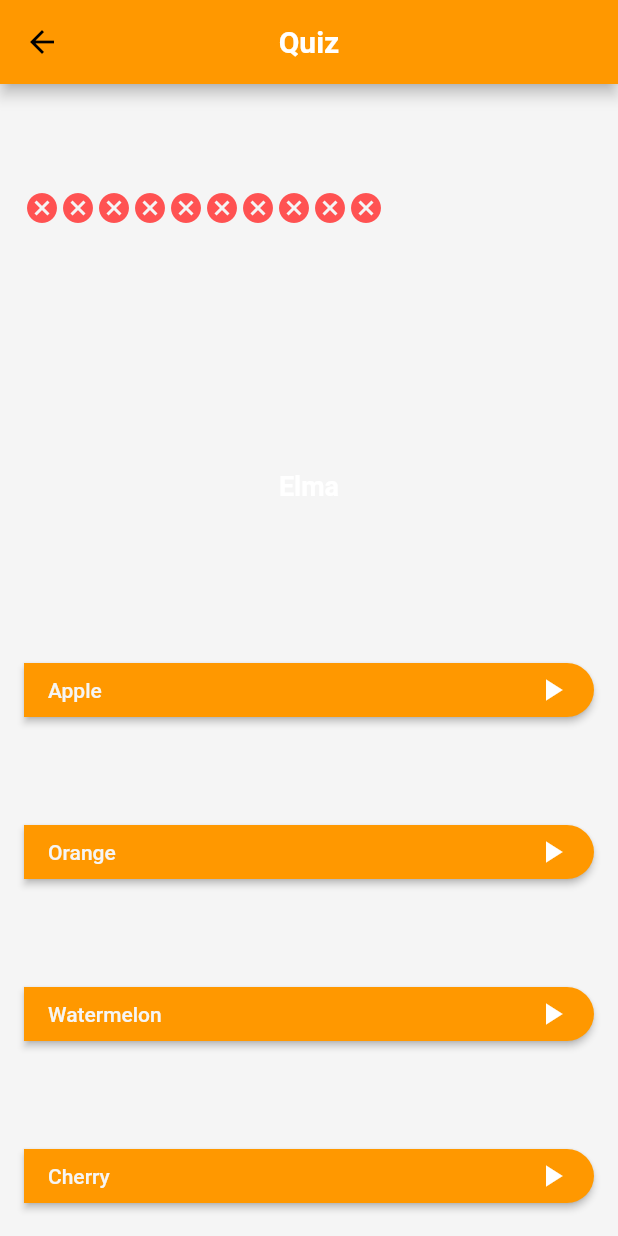
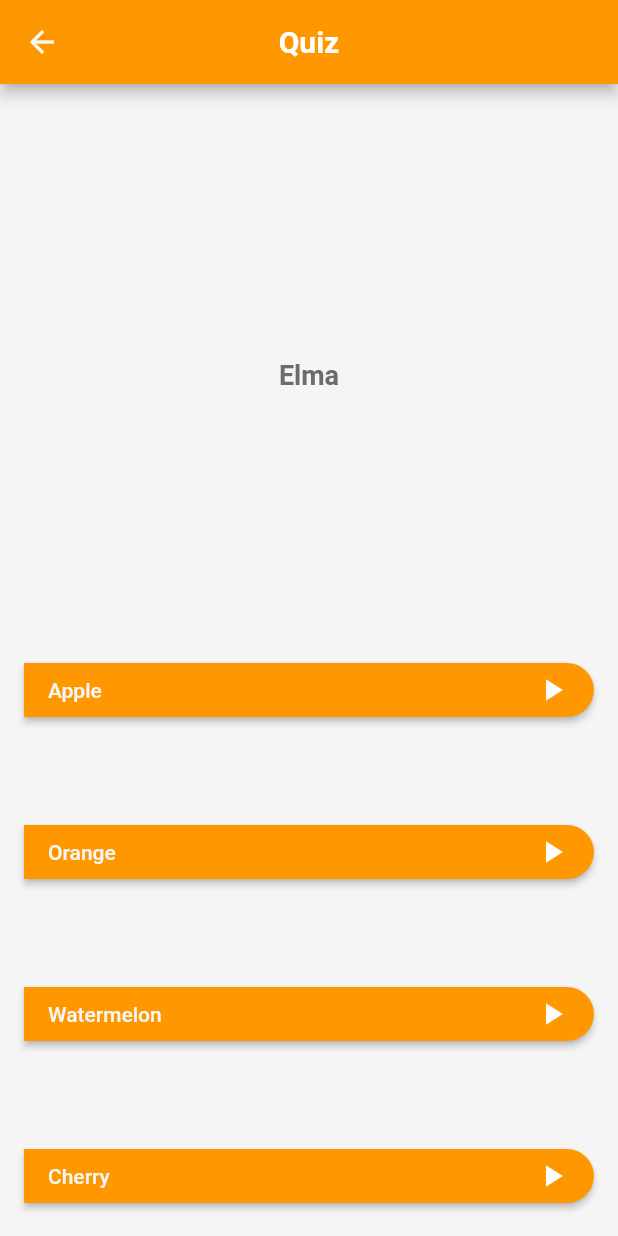
Before and after one commit to YasarKabacali/wordandmemory, a Flutter app: the QuizTestPage screen opened directly, on a phone screen of 412 x 824 dp. Run offline on Flutter 3.47's test engine with Material 2 defaults, Android fonts, the phone set to English and light mode, and no system bars; our stand-ins replace cloud_firestore, firebase_auth, flip_card, flutter_spinkit, flutter_swiper, fluttertoast and 2 more; accounts and stored records are empty.

Commit message:
tasarim yenilendi

```diff
--- a/lib/kullanilmayanlar/main_page.dart
+++ b/lib/kullanilmayanlar/main_page.dart
@@ -1,6 +1,6 @@
 import 'package:flutter/material.dart';
 import 'package:font_awesome_flutter/font_awesome_flutter.dart';
-import 'package:word_and_memory/components/reusableCard.dart';
+import 'package:word_and_memory/kullanilmayanlar/reusableCard.dart';
 import 'package:word_and_memory/screens/package_list_page.dart';
 import 'package:word_and_memory/screens/package_create_page.dart';
 import 'package:word_and_memory/utils/constants.dart';
--- a/lib/screens/package_list_page.dart
+++ b/lib/screens/package_list_page.dart
@@ -1,6 +1,5 @@
 import 'package:flutter/material.dart';
 import 'package:font_awesome_flutter/font_awesome_flutter.dart';
-import 'package:word_and_memory/components/customAppBar.dart';
 import 'package:word_and_memory/models/quiz_package.dart';
 import 'package:word_and_memory/screens/quiz_test_page.dart';
 import 'package:word_and_memory/utils/constants.dart';
@@ -63,7 +62,8 @@ class _ListPackagePageState extends State<ListPackagePage> {
       ),
       body: Column(
         children: <Widget>[
-          ListView.builder(
+          Expanded(
+            child: ListView.builder(
                 itemCount: quizPackages.length,
                 itemBuilder: (context, index) {
                   return Column(
@@ -94,6 +94,7 @@ class _ListPackagePageState extends State<ListPackagePage> {
                     ],
                   );
                 }),
+          ),
         ],
       ),
     );
--- a/lib/screens/quiz_test_page.dart
+++ b/lib/screens/quiz_test_page.dart
@@ -10,7 +10,7 @@ class QuizTestPage extends StatefulWidget {
 class _QuizTestPageState extends State<QuizTestPage> {
   List<Widget> list = [];
   void deneme() {
-    for (int i = 0; i < 10; i++) {
+    for (int i = 0; i < 15; i++) {
       list.add(Icon(
         Icons.cancel,
         color: Colors.redAccent,
@@ -23,6 +23,7 @@ class _QuizTestPageState extends State<QuizTestPage> {
     deneme();
     return Scaffold(
       appBar: AppBar(
+        iconTheme: IconThemeData(color: kScaffoldBackgroundColor),
         title: Text(
           "Quiz",
           style: kAppBarTextStyle,
@@ -38,25 +39,12 @@ class _QuizTestPageState extends State<QuizTestPage> {
             children: <Widget>[
               Expanded(
                 child: Column(
+                  mainAxisAlignment: MainAxisAlignment.center,
+                  crossAxisAlignment: CrossAxisAlignment.center,
                   children: <Widget>[
-                    Expanded(
-                      flex: 2,
-                      child: Row(
-                        //TODO icon olayini düzelt
-                        children: list,
-                      ),
-                    ),
-                    Expanded(
-                      flex: 3,
-                      child: Center(
-                        child: Text(
-                          "Elma",
-                          style: TextStyle(
-                              fontSize: 18.0,
-                              fontWeight: FontWeight.bold,
-                              color: Colors.white),
-                        ),
-                      ),
+                    Text(
+                      "Elma",
+                      style: kQuizQTextStyle,
                     ),
                   ],
                 ),
--- a/lib/utils/constants.dart
+++ b/lib/utils/constants.dart
@@ -10,8 +10,7 @@ const kAddWordPageTextStyle = TextStyle(
     decoration: TextDecoration.underline);
 const kJoinNowTextStyle = TextStyle(
     color: Colors.orange, fontSize: 16.0, fontWeight: FontWeight.bold);
-const kAlertTitleTextStyle = TextStyle(
-    color: Color(0xFFFFCDA3), fontSize: 16.0, fontWeight: FontWeight.bold);
+
 const kPackageDetailCardContentTextStyle = TextStyle(
     color: Color(0xFF191919), fontSize: 16.0, fontWeight: FontWeight.bold);
 const kSymbolTextStyle = TextStyle(
@@ -19,18 +18,13 @@ const kSymbolTextStyle = TextStyle(
   fontSize: 16.0,
   fontWeight: FontWeight.bold,
 );
-const kListTitleTextStyle = TextStyle(
-  color: Color(0xFFFFCDA3),
-  fontSize: 16.0,
-  fontWeight: FontWeight.bold,
-);
+
 const kListSubtitleTextStyle =
     TextStyle(fontSize: 16.0, color: Color(0x99FFCDA3));
 
 const kListElementDetailCardTextStyle = TextStyle(
     color: Color(0xFFd3d3d3), fontSize: 15.0, fontWeight: FontWeight.bold);
-const kAddWordAlertTextStyle = TextStyle(
-    color: Color(0xFFFFCDA3), fontSize: 14.0, fontWeight: FontWeight.bold);
+
 const kPackagePageTextStyle = TextStyle(
     color: Color(0xFF6C6C6C), fontSize: 16.0, fontWeight: FontWeight.bold);
 const kPackagePageVisibilityTextStyle = TextStyle(
@@ -51,6 +45,10 @@ const kPackageDetailTextStyle =
     TextStyle(color: Color(0xFF6C6C6C), fontSize: 16.0);
 const kPackageDetailCardTitleTextStyle = TextStyle(
     fontSize: 20.0, color: Color(0xFF191919), fontWeight: FontWeight.bold);
+    const kQuizQTextStyle= TextStyle(
+                              fontSize: 18.0,
+                              fontWeight: FontWeight.bold,
+                              color: Color(0xFF6C6C6C));
 //BorderSides
 const kCustomTextFieldBorderSide = BorderSide(color: Colors.black);
 const kAlertTextFieldBorderSide = BorderSide(color: kPrimaryColor);
@@ -71,8 +69,19 @@ const kSizedBoxTen = SizedBox(
 //Transparency percentages
 const kIconColor = Colors.orange;
 const kButtonColor = Color(0xFFFFCDA3);
-const kReusableCardColor = Color(0xFF425C5A);
 const kScaffoldBackgroundColor = Color(0xFFF5F5F5);
 const kPrimaryColor = Colors.orange;
 const kProfilePageCardColor = Colors.white;
 const kPackageListCardColor = Colors.white;
+
+// Kullanilmayanlar
+const kReusableCardColor = Color(0xFF425C5A);
+const kAddWordAlertTextStyle = TextStyle(
+    color: Color(0xFFFFCDA3), fontSize: 14.0, fontWeight: FontWeight.bold);
+const kListTitleTextStyle = TextStyle(
+  color: Color(0xFFFFCDA3),
+  fontSize: 16.0,
+  fontWeight: FontWeight.bold,
+);
+const kAlertTitleTextStyle = TextStyle(
+    color: Color(0xFFFFCDA3), fontSize: 16.0, fontWeight: FontWeight.bold);
```
Also changed, not shown: lib/screens/user_edit_profile_page.dart (+1 -9 lines), lib/kullanilmayanlar/reusableCard.dart (renamed from lib/components/reusableCard.dart). Lines whose indentation alone changed are shown as unchanged.
